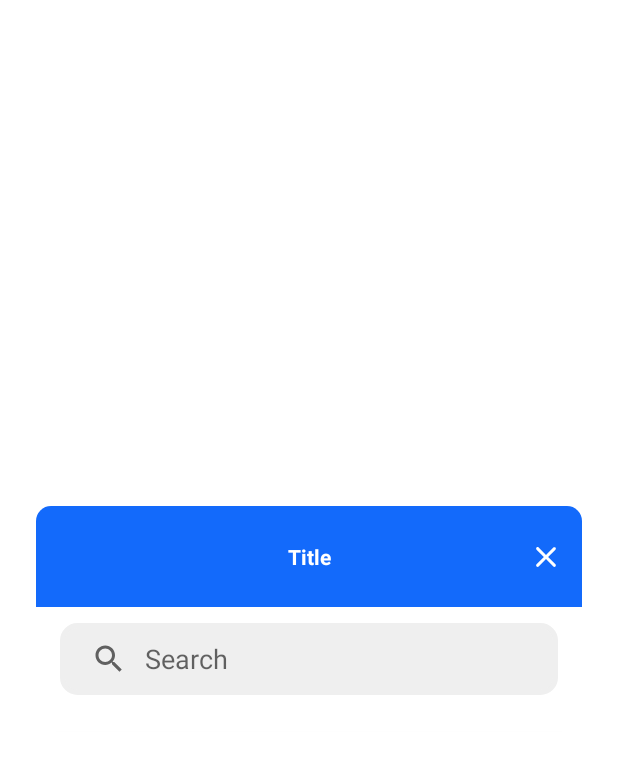
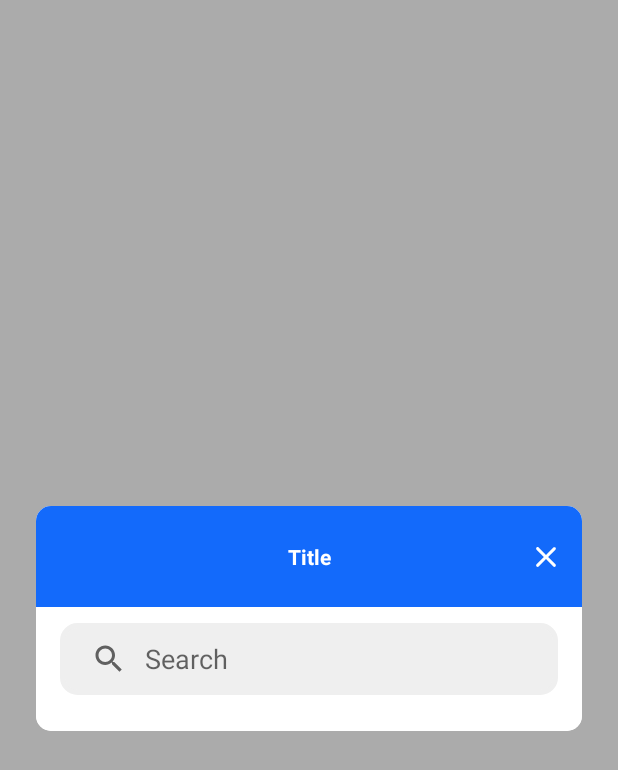
Before and after one commit to arifz-xyz/material-spinner, an Android app: the layout dialog_fragment_search.xml on its own in the app's theme, with its tools: preview values and no code run, on a phone screen of 412 x 824 dp. Shown: the top 770 px of the screen. Run offline under Robolectric (Android 15) with nearby library versions, the phone set to English and light mode, and no system bars.

Commit message:
Added background shade to serach dialog

```diff
--- a/materialspinner/src/main/res/layout/dialog_fragment_search.xml
+++ b/materialspinner/src/main/res/layout/dialog_fragment_search.xml
@@ -5,7 +5,7 @@
     android:id="@+id/cl_root"
     android:layout_width="match_parent"
     android:layout_height="match_parent"
-    android:background="@color/color_white"
+    android:background="#54000000"
     android:clickable="true"
     android:focusable="true"
     tools:context=".SearchDialogFragment">
```
